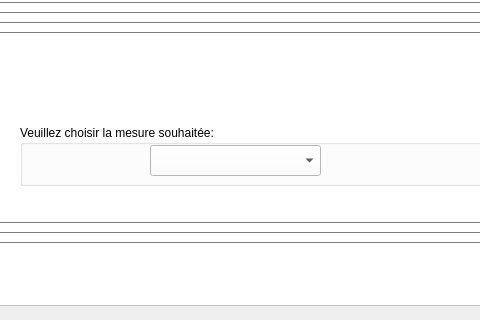
Above: mainwindow.ui from DepinfoCamille/ProjetMusiqueQt2 before the change; both pictures show x 130 to 610 and y 342 to 662 of the 1061 by 848 pixel window. Below: the same form after it.
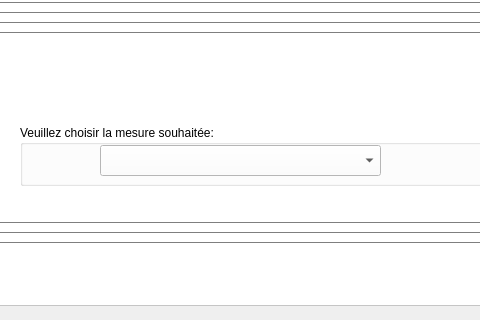
That is the form after the change. The open tabs and pages were chosen to show the change.

Commit message: TextEdit caché mais utilisable plusieurs fois

What changed in the file:
```diff
--- a/mainwindow.ui
+++ b/mainwindow.ui
@@ -908,9 +908,9 @@
        <widget class="QComboBox" name="MESURE">
         <property name="geometry">
          <rect>
-          <x>130</x>
+          <x>80</x>
           <y>20</y>
-          <width>171</width>
+          <width>281</width>
           <height>31</height>
          </rect>
         </property>
```
The commit also changes 2 other files.
